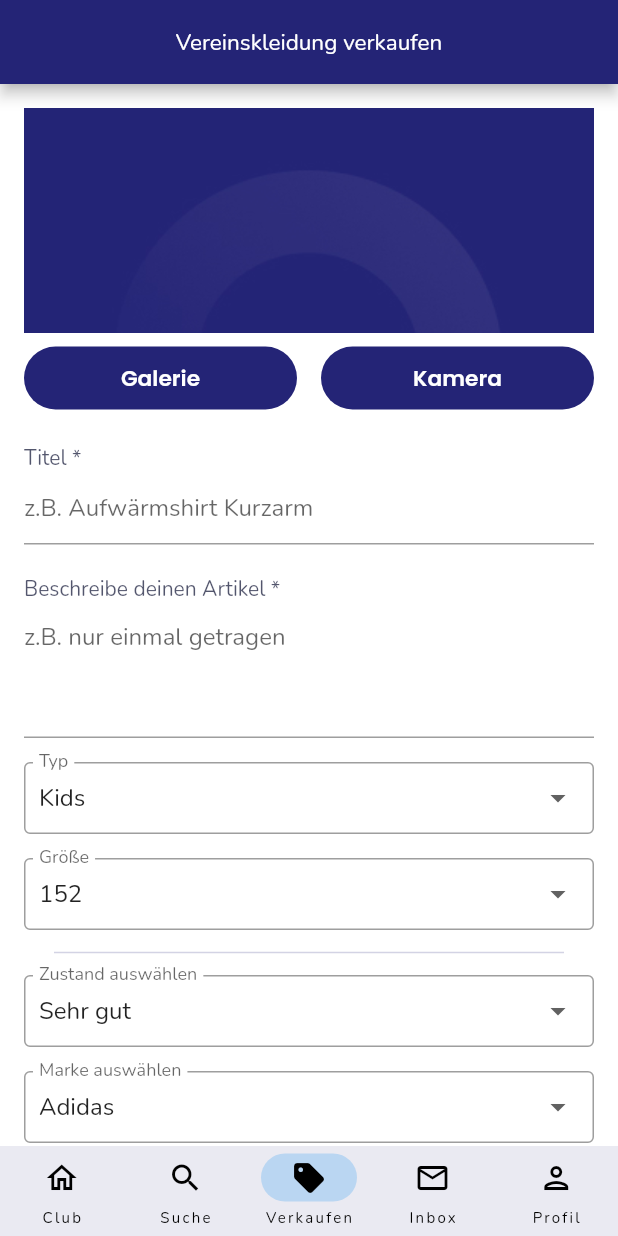
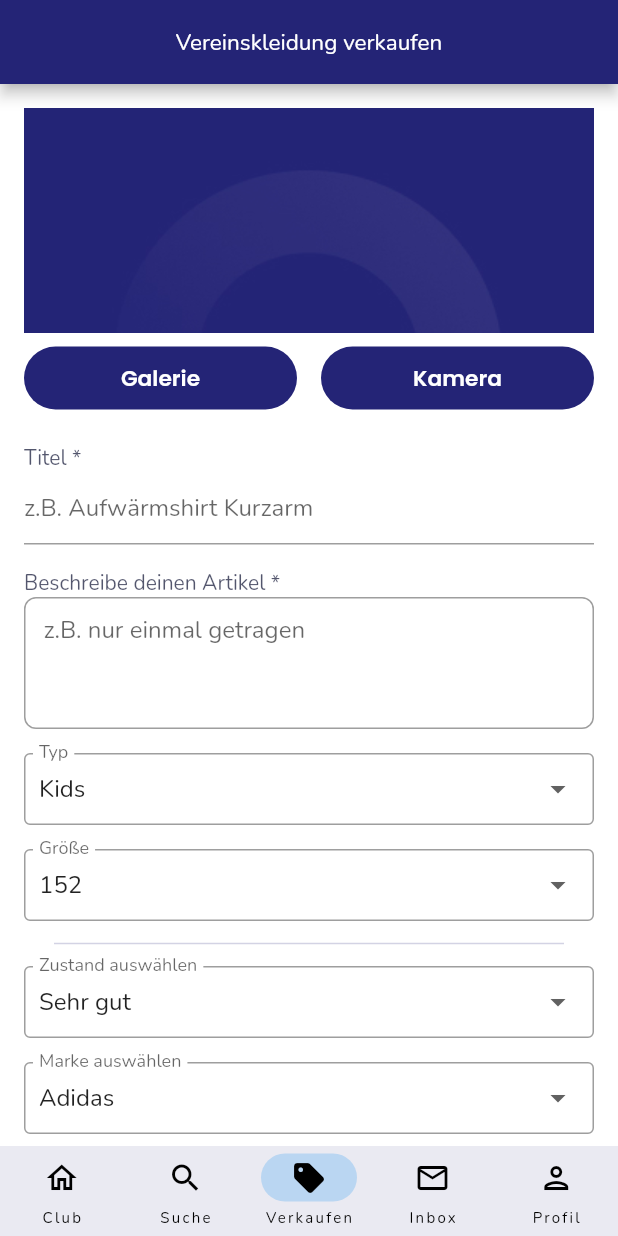
Before and after one commit to TobiasSchotter/clubtwice, a Flutter app: the screen it shows once a user with an empty profile is signed in, item 3 of the bottom bar chosen, on a phone screen of 412 x 824 dp. Run offline on Flutter 3.47's test engine with Material 2 defaults, Android fonts, the phone set to English and light mode, and no system bars; our stand-ins replace carousel_slider, cloud_firestore, firebase_auth, firebase_core, firebase_storage, flutter_svg and 2 more; accounts and stored records are empty.

Commit message:
optische Anpassung

```diff
--- a/lib/views/screens/sell_page.dart
+++ b/lib/views/screens/sell_page.dart
@@ -92,24 +92,36 @@ class _SellPageState extends State<SellPage> {
                   LengthLimitingTextInputFormatter(50),
                 ],
               ),
-              const SizedBox(height: 20),
+              const SizedBox(height: 16),
               Text(
                 'Beschreibe deinen Artikel *',
                 style: TextStyle(
                   color: AppColor.secondary.withOpacity(0.7),
                 ),
               ),
-              TextFormField(
+              Container(
+                decoration: BoxDecoration(
+                  border: Border.all(
+                      color: Colors.grey), // Add a border to the TextFormField
+                  borderRadius: BorderRadius.circular(
+                      8), // Add rounded corners to the TextFormField
+                ),
+                child: TextFormField(
                   controller: _descriptionController,
                   cursorColor: AppColor.primarySoft,
-                decoration: const InputDecoration(
+                  decoration: InputDecoration(
                     hintText: 'z.B. nur einmal getragen',
-                  fillColor: Colors.black,
+                    contentPadding: EdgeInsets.symmetric(
+                        horizontal: 12,
+                        vertical: 10), // Adjust padding for the TextFormField
+                    border: InputBorder
+                        .none, // Hide the default border of the TextFormField
                   ),
                   maxLines: 3,
                   inputFormatters: [
                     LengthLimitingTextInputFormatter(200),
                   ],
+                ),
               ),
               const SizedBox(height: 16),
               DropdownButtonFormField<String>(
```
Lines whose indentation alone changed are shown as unchanged.
